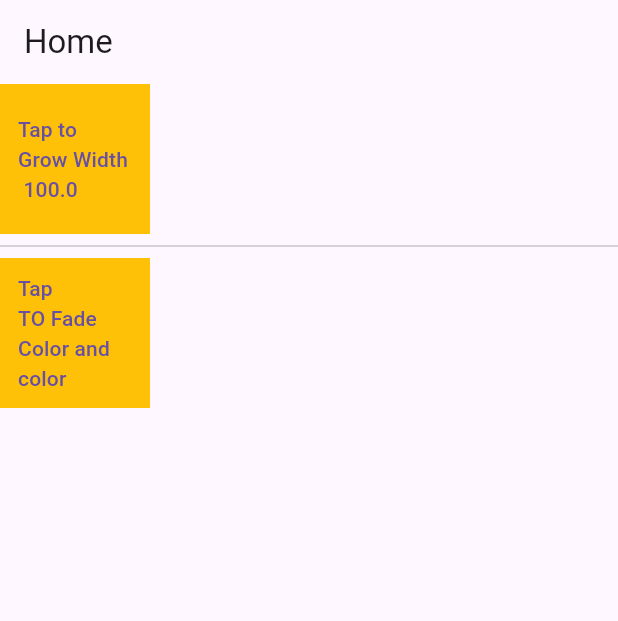
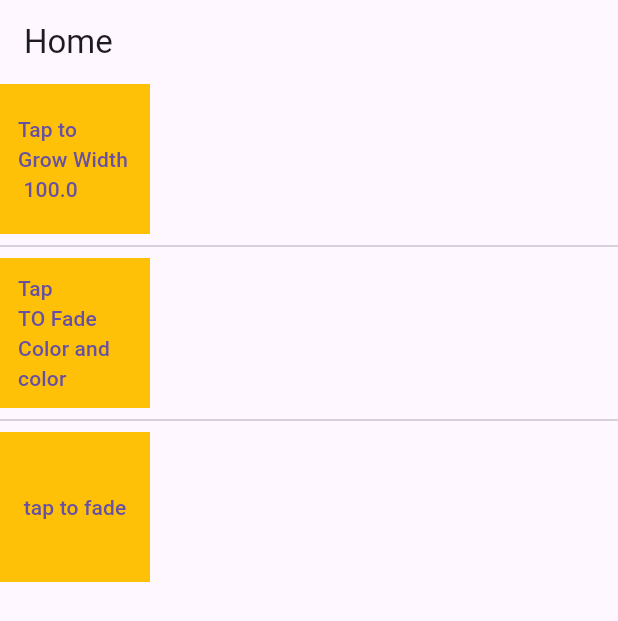
Before and after one commit to hatealx/ftest, a Flutter app: the screen it shows after launch, on a phone screen of 412 x 824 dp. Shown: the top 621 px of the screen. Run offline on Flutter 3.47's test engine with Material 3 defaults, Android fonts, the light colour scheme and no system bars.

Commit message:
animated_opacity to fade between opacity

```diff
--- a/lib/pages/home.dart
+++ b/lib/pages/home.dart
@@ -1,6 +1,7 @@
 import 'package:flutter/material.dart';
 import 'package:ftest/widgets/animated_container.dart';
 import 'package:ftest/widgets/animated_cross_fade.dart';
+import 'package:ftest/widgets/animated_opacity.dart';
 
 class Home extends StatefulWidget {
   @override
@@ -20,6 +21,8 @@ class _HomeState extends State<Home> {
               AnimatedContainerWidget(),
               Divider(),
               AnimatedCrossFadeWidget(),
+              Divider(),
+              AnimatedOpacityWidget(),
             ],
           )
           ),
--- /dev/null
+++ b/lib/widgets/animated_opacity.dart
@@ -0,0 +1,36 @@
+import 'package:flutter/material.dart';
+
+class AnimatedOpacityWidget extends StatefulWidget {
+  const AnimatedOpacityWidget({super.key});
+
+  @override
+  State<AnimatedOpacityWidget> createState() => _AnimatedOpacityWidgetState();
+}
+
+class _AnimatedOpacityWidgetState extends State<AnimatedOpacityWidget> {
+  double _opacity = 1.0;
+
+  void _animatedOpacity(){
+    setState(() {
+      _opacity = _opacity == 1.0 ? 0.3 : 1.0;
+    });
+  }
+
+
+  @override
+  Widget build(BuildContext context) {
+    return Row(
+      children: [
+        AnimatedOpacity(opacity: _opacity,
+         duration: Duration(milliseconds: 500),
+         child: Container(color: Colors.amber,
+         height: 100, width: 100,
+         child: TextButton(onPressed: _animatedOpacity, child: Text("tap to fade")),
+         )
+         ),
+      ],
+
+    );
+
+  }
+}
```
